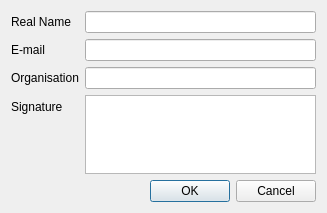
Old version of the form src/Gui/EditIdentity.ui in the repository jktjkt/trojita.
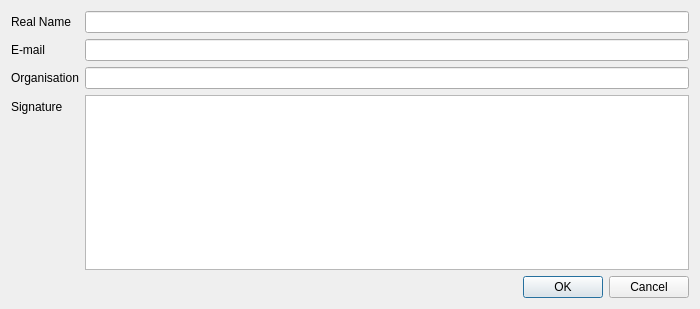
New version of the form.

```diff
--- a/src/Gui/EditIdentity.ui
+++ b/src/Gui/EditIdentity.ui
@@ -6,20 +6,14 @@
    <rect>
     <x>0</x>
     <y>0</y>
-    <width>327</width>
-    <height>144</height>
+    <width>700</width>
+    <height>309</height>
    </rect>
   </property>
   <property name="minimumSize">
    <size>
-    <width>327</width>
-    <height>213</height>
-   </size>
-  </property>
-  <property name="maximumSize">
-   <size>
-    <width>327</width>
-    <height>213</height>
+    <width>700</width>
+    <height>0</height>
    </size>
   </property>
   <property name="windowTitle">
@@ -67,7 +61,11 @@
      </widget>
    </item>
    <item row="3" column="1">
-     <widget class="QPlainTextEdit" name="signaturePlainTextEdit"/>
+    <widget class="QPlainTextEdit" name="signaturePlainTextEdit">
+     <property name="lineWrapMode">
+      <enum>QPlainTextEdit::NoWrap</enum>
+     </property>
+    </widget>
    </item>
    <item row="4" column="1">
     <widget class="QDialogButtonBox" name="buttonBox">
```
Lines whose indentation alone changed are shown as unchanged.
